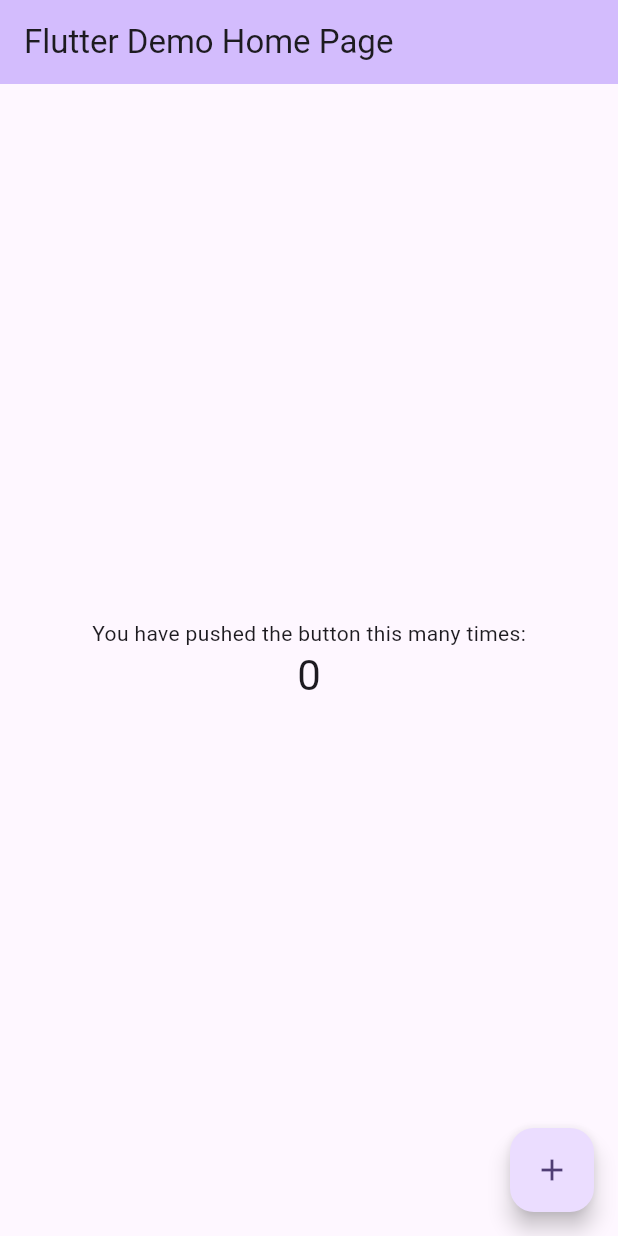
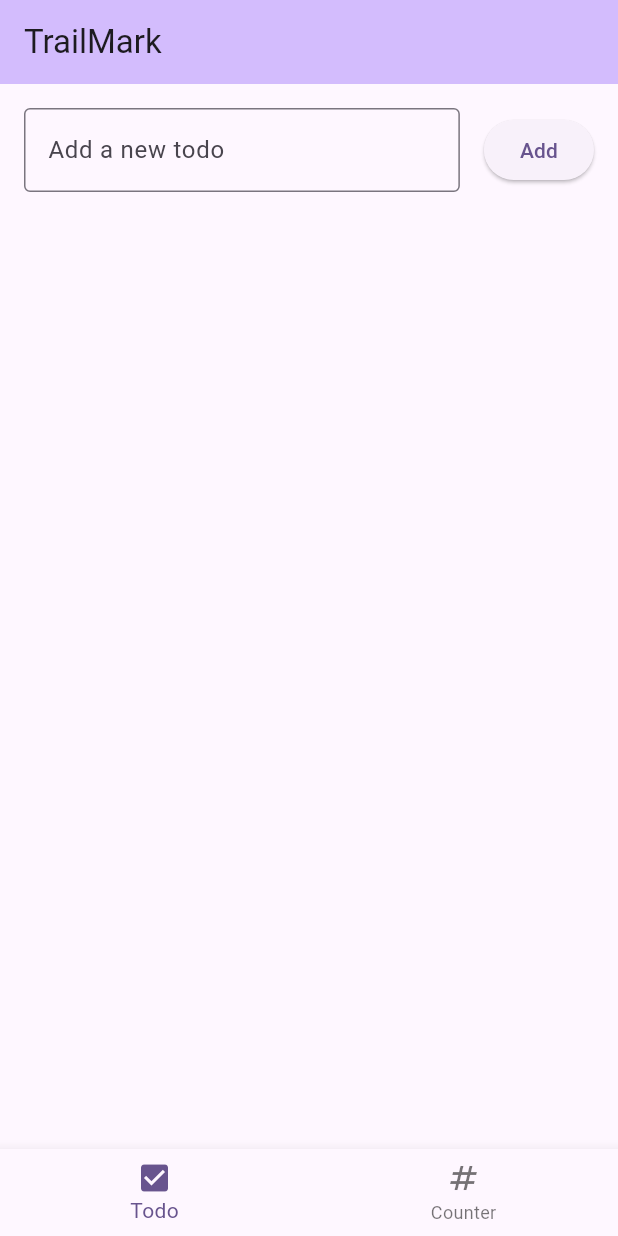
Before and after one commit to justinal64/TrailMark, a Flutter app: the screen it shows after launch, on a phone screen of 412 x 824 dp. Run offline on Flutter 3.47's test engine with Material 3 defaults, Android fonts, the light colour scheme and no system bars.

Commit message:
Add Todo List Feature

```diff
--- a/lib/main.dart
+++ b/lib/main.dart
@@ -7,119 +7,145 @@
 class MyApp extends StatelessWidget {
   const MyApp({super.key});
 
-  // This widget is the root of your application.
   @override
   Widget build(BuildContext context) {
     return MaterialApp(
-      title: 'Flutter Demo',
+      title: 'TrailMark',
       theme: ThemeData(
-        // This is the theme of your application.
-        //
-        // TRY THIS: Try running your application with "flutter run". You'll see
-        // the application has a purple toolbar. Then, without quitting the app,
-        // try changing the seedColor in the colorScheme below to Colors.green
-        // and then invoke "hot reload" (save your changes or press the "hot
-        // reload" button in a Flutter-supported IDE, or press "r" if you used
-        // the command line to start the app).
-        //
-        // Notice that the counter didn't reset back to zero; the application
-        // state is not lost during the reload. To reset the state, use hot
-        // restart instead.
-        //
-        // This works for code too, not just values: Most code changes can be
-        // tested with just a hot reload.
         colorScheme: ColorScheme.fromSeed(seedColor: Colors.deepPurple),
         useMaterial3: true,
       ),
-      home: const MyHomePage(title: 'Flutter Demo Home Page'),
+      home: const MyHomePage(),
     );
   }
 }
 
 class MyHomePage extends StatefulWidget {
-  const MyHomePage({super.key, required this.title});
-
-  // This widget is the home page of your application. It is stateful, meaning
-  // that it has a State object (defined below) that contains fields that affect
-  // how it looks.
-
-  // This class is the configuration for the state. It holds the values (in this
-  // case the title) provided by the parent (in this case the App widget) and
-  // used by the build method of the State. Fields in a Widget subclass are
-  // always marked "final".
-
-  final String title;
+  const MyHomePage({super.key});
 
   @override
   State<MyHomePage> createState() => _MyHomePageState();
 }
 
 class _MyHomePageState extends State<MyHomePage> {
-  int _counter = 0;
+  int _selectedIndex = 0;
+  final TextEditingController _todoController = TextEditingController();
+  final List<TodoItem> _todos = [];
 
-  void _incrementCounter() {
+  void _onItemTapped(int index) {
     setState(() {
-      // This call to setState tells the Flutter framework that something has
-      // changed in this State, which causes it to rerun the build method below
-      // so that the display can reflect the updated values. If we changed
-      // _counter without calling setState(), then the build method would not be
-      // called again, and so nothing would appear to happen.
-      _counter++;
+      _selectedIndex = index;
+    });
+  }
+
+  void _addTodo() {
+    if (_todoController.text.isEmpty) return;
+
+    setState(() {
+      _todos.add(TodoItem(text: _todoController.text));
+      _todoController.clear();
+    });
+  }
+
+  void _toggleTodo(int index) {
+    setState(() {
+      _todos[index].isCompleted = !_todos[index].isCompleted;
     });
   }
 
   @override
   Widget build(BuildContext context) {
-    // This method is rerun every time setState is called, for instance as done
-    // by the _incrementCounter method above.
-    //
-    // The Flutter framework has been optimized to make rerunning build methods
-    // fast, so that you can just rebuild anything that needs updating rather
-    // than having to individually change instances of widgets.
     return Scaffold(
       appBar: AppBar(
-        // TRY THIS: Try changing the color here to a specific color (to
-        // Colors.amber, perhaps?) and trigger a hot reload to see the AppBar
-        // change color while the other colors stay the same.
         backgroundColor: Theme.of(context).colorScheme.inversePrimary,
-        // Here we take the value from the MyHomePage object that was created by
-        // the App.build method, and use it to set our appbar title.
-        title: Text(widget.title),
+        title: const Text('TrailMark'),
       ),
-      body: Center(
-        // Center is a layout widget. It takes a single child and positions it
-        // in the middle of the parent.
-        child: Column(
-          // Column is also a layout widget. It takes a list of children and
-          // arranges them vertically. By default, it sizes itself to fit its
-          // children horizontally, and tries to be as tall as its parent.
-          //
-          // Column has various properties to control how it sizes itself and
-          // how it positions its children. Here we use mainAxisAlignment to
-          // center the children vertically; the main axis here is the vertical
-          // axis because Columns are vertical (the cross axis would be
-          // horizontal).
-          //
-          // TRY THIS: Invoke "debug painting" (choose the "Toggle Debug Paint"
-          // action in the IDE, or press "p" in the console), to see the
-          // wireframe for each widget.
-          mainAxisAlignment: MainAxisAlignment.center,
-          children: <Widget>[
-            const Text(
-              'You have pushed the button this many times:',
-            ),
-            Text(
-              '$_counter',
-              style: Theme.of(context).textTheme.headlineMedium,
-            ),
-          ],
-        ),
+      body: _selectedIndex == 0 ? _buildTodoList() : _buildCounter(),
+      bottomNavigationBar: BottomNavigationBar(
+        items: const <BottomNavigationBarItem>[
+          BottomNavigationBarItem(
+            icon: Icon(Icons.check_box),
+            label: 'Todo',
+          ),
+          BottomNavigationBarItem(
+            icon: Icon(Icons.numbers),
+            label: 'Counter',
+          ),
+        ],
+        currentIndex: _selectedIndex,
+        onTap: _onItemTapped,
       ),
-      floatingActionButton: FloatingActionButton(
-        onPressed: _incrementCounter,
-        tooltip: 'Increment',
-        child: const Icon(Icons.add),
-      ), // This trailing comma makes auto-formatting nicer for build methods.
     );
   }
+
+  Widget _buildTodoList() {
+    return Column(
+      children: [
+        Padding(
+          padding: const EdgeInsets.all(16.0),
+          child: Row(
+            children: [
+              Expanded(
+                child: TextField(
+                  controller: _todoController,
+                  decoration: const InputDecoration(
+                    hintText: 'Add a new todo',
+                    border: OutlineInputBorder(),
+                  ),
+                ),
+              ),
+              const SizedBox(width: 16),
+              ElevatedButton(
+                onPressed: _addTodo,
+                child: const Text('Add'),
+              ),
+            ],
+          ),
+        ),
+        Expanded(
+          child: ListView.builder(
+            itemCount: _todos.length,
+            itemBuilder: (context, index) {
+              return ListTile(
+                leading: Checkbox(
+                  value: _todos[index].isCompleted,
+                  onChanged: (_) => _toggleTodo(index),
+                ),
+                title: Text(
+                  _todos[index].text,
+                  style: TextStyle(
+                    decoration: _todos[index].isCompleted
+                        ? TextDecoration.lineThrough
+                        : null,
+                  ),
+                ),
+              );
+            },
+          ),
+        ),
+      ],
+    );
+  }
+
+  Widget _buildCounter() {
+    return const Center(
+      child: Text(
+        'Counter tab coming soon!',
+        style: TextStyle(fontSize: 20),
+      ),
+    );
+  }
+
+  @override
+  void dispose() {
+    _todoController.dispose();
+    super.dispose();
+  }
 }
+
+class TodoItem {
+  String text;
+  bool isCompleted;
+
+  TodoItem({required this.text, this.isCompleted = false});
+}
```
